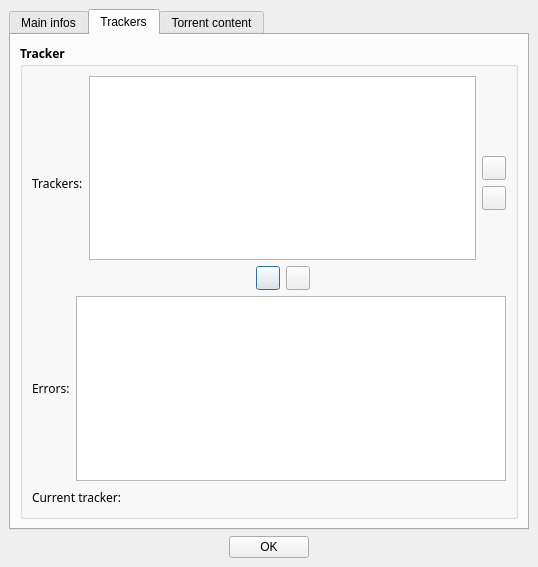
The window that src/properties.ui (SysAdminDoc/qBittorrent-Vanced) describes before a commit, drawn with Qt 5.
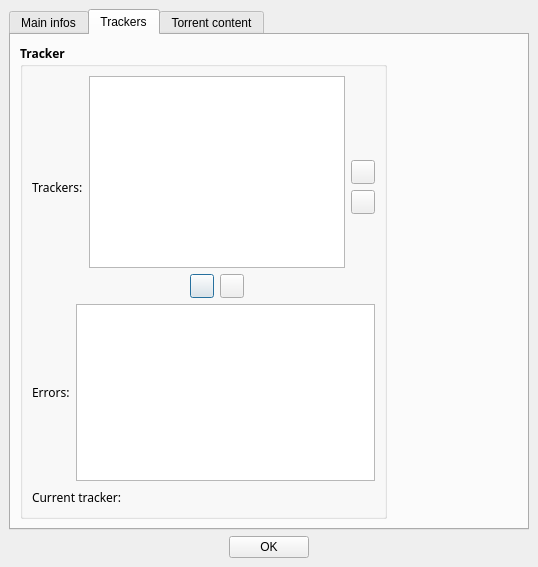
The same window after the commit. The open tabs and pages were chosen to show the change.

Diff of the .ui file:
```diff
--- a/src/properties.ui
+++ b/src/properties.ui
@@ -587,7 +587,9 @@
        <item>
         <widget class="QGroupBox" name="groupBox_2" >
          <property name="sizePolicy" >
-          <sizepolicy vsizetype="Expanding" hsizetype="Expanding" >
+          <sizepolicy>
+           <hsizetype>0</hsizetype>
+           <vsizetype>0</vsizetype>
            <horstretch>0</horstretch>
            <verstretch>0</verstretch>
           </sizepolicy>
@@ -683,7 +685,9 @@
               <item>
                <widget class="QListWidget" name="trackersURLS" >
                 <property name="sizePolicy" >
-                 <sizepolicy vsizetype="Expanding" hsizetype="Expanding" >
+                 <sizepolicy>
+                  <hsizetype>0</hsizetype>
+                  <vsizetype>0</vsizetype>
                   <horstretch>0</horstretch>
                   <verstretch>0</verstretch>
                  </sizepolicy>
```
Left out of the diff: 304 changed lines with no effect on the pictures.
